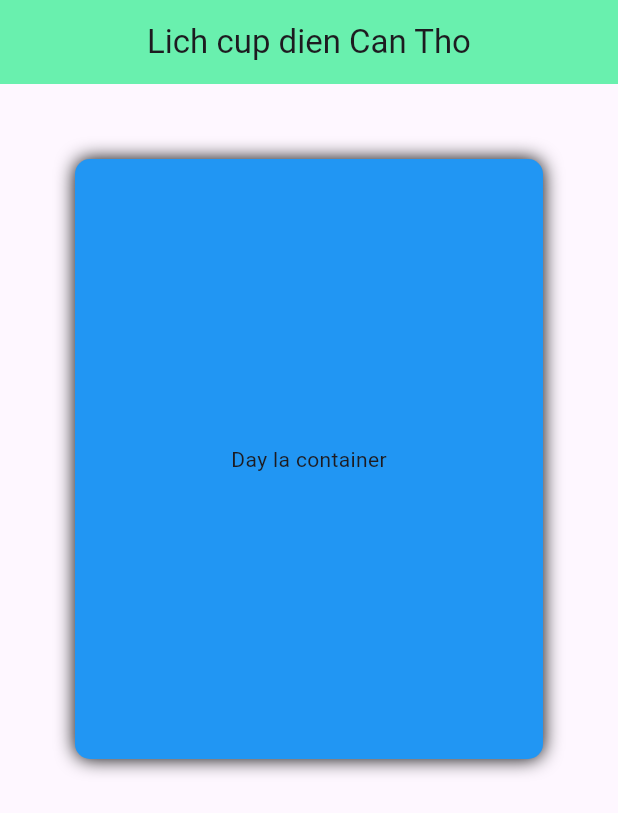
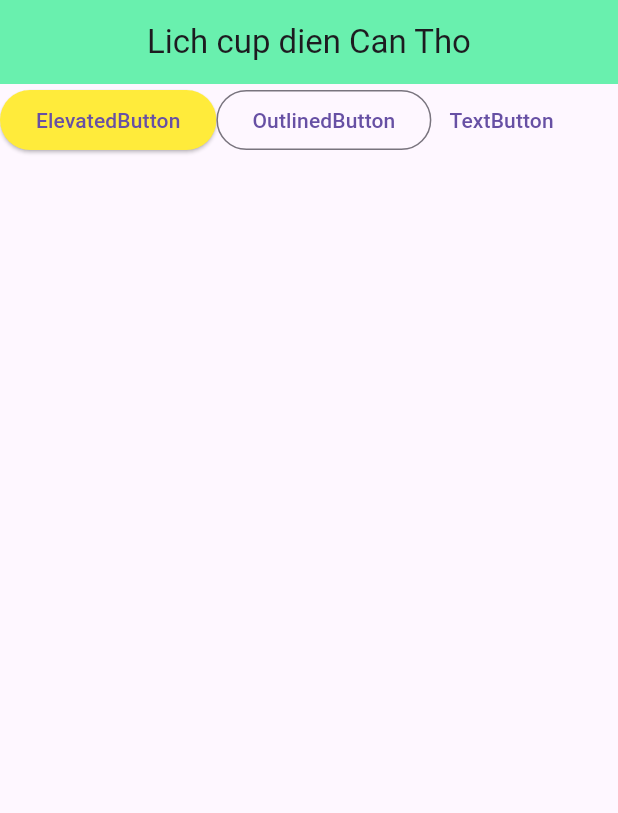
Before and after one commit to tuanduy35399/Learn_Flutter, a Flutter app: the screen it shows after launch, on a phone screen of 412 x 824 dp. Shown: the top 813 px of the screen. Run offline on Flutter 3.47's test engine with Material 3 defaults, Android fonts, the light colour scheme and no system bars; our stand-ins replace device_preview.

Commit message:
completed: chap2

```diff
--- a/recipes/lib/main.dart
+++ b/recipes/lib/main.dart
@@ -41,6 +41,7 @@ class RecipesApp extends StatelessWidget {
         colorScheme: ColorScheme.fromSeed(seedColor: Colors.greenAccent),
       ),
       home: const MyHomePage(title: 'Recipe Calculator'),
+      debugShowCheckedModeBanner: false,
     );
   }
 }
--- a/recipes/lib/recipe.dart
+++ b/recipes/lib/recipe.dart
@@ -1,20 +1,56 @@
 class Recipe {
+  int servings;
+  List<Ingredient> ingredients;
   String label; String imageUrl;
   // TODO: Add servings and ingredients here
-  Recipe( this.label, this.imageUrl, );
+  Recipe(this.label, this.imageUrl, this.servings, this.ingredients,);
   // TODO: Add List<Recipe> here
   static List<Recipe> samples = [
-    Recipe( 'Spaghetti and Meatballs', 'assets/2126711929_ef763de2b3_w.png', ),
-  Recipe( 'Tomato Soup', 'assets/27729023535_a57606c1be.png', ),
-  Recipe( 'Grilled Cheese', 'assets/3187380632_5056654a19_b.png', ),
-  Recipe( 'Chocolate Chip Cookies', 'assets/15992102771_b92f4cc00a_b.png', ),
+    Recipe( 'Spaghetti and Meatballs', 'assets/2126711929_ef763de2b3_w.png',4,
+      [
+        Ingredient(1.0, 'box', 'Spaghetti'),
+        Ingredient(4.0, '', 'Frozen Meatballs'),
+        Ingredient(0.5, 'jar', 'sauce'),
+      ], ),
+  Recipe( 'Tomato Soup', 'assets/27729023535_a57606c1be.png',2,
+    [
+      Ingredient(1.0, 'can', 'Tomato Soup'),
+    ], ),
+  Recipe( 'Grilled Cheese', 'assets/3187380632_5056654a19_b.png', 1,
+    [
+      Ingredient(2.0, 'slices', 'Cheese'),
+      Ingredient(2.0, 'slices', 'Bread'),
+    ],),
+  Recipe( 'Chocolate Chip Cookies', 'assets/15992102771_b92f4cc00a_b.png', 24,
+    [
+      Ingredient(4.0, 'cups', 'flour'),
+      Ingredient(2.0, 'cups', 'sugar'),
+      Ingredient(0.5, 'cups', 'chocolate chips'),
+    ],),
     Recipe(
       'Taco Salad',
-      'assets/8533381643_a31a99e8a6_c.png',
+      'assets/8533381643_a31a99e8a6_c.png', 1,
+      [
+        Ingredient(4.0, 'oz', 'nachos'),
+        Ingredient(3.0, 'oz', 'taco meat'),
+        Ingredient(0.5, 'cup', 'cheese'),
+        Ingredient(0.25, 'cup', 'chopped tomatoes'),
+      ],
     ),
     Recipe(
       'Hawaiian Pizza',
-      'assets/15452035777_294cefced5_c.png',
+      'assets/15452035777_294cefced5_c.png', 4,
+      [
+        Ingredient(1.0, 'item', 'pizza'),
+        Ingredient(1.0, 'cup', 'pineapple'),
+        Ingredient(8.0, 'oz', 'ham'),
+      ],
     ),
   ];
 }
+class Ingredient {
+  double quantity;
+  String measure;
+  String name;
+  Ingredient(this.quantity, this.measure, this.name);
+}
--- a/recipes/lib/recipe_detail.dart
+++ b/recipes/lib/recipe_detail.dart
@@ -16,6 +16,8 @@ class RecipeDetail extends StatefulWidget {
 
 class _RecipeDetailState extends State<RecipeDetail> {
   // TODO: Add _sliderVal here
+  int _sliderVal = 1; //_ nghĩa là private trong file Dart
+  //không bat buoc dat ten nay, co the doi ten khac
   @override
   Widget build(BuildContext context) {
     // 1
@@ -37,7 +39,40 @@ class _RecipeDetailState extends State<RecipeDetail> {
             // 6
             Text(widget.recipe.label, style: const TextStyle(fontSize: 18)),
             // TODO: Add Expanded
+            // 7
+            Expanded(
+// 8
+              child: ListView.builder(
+                padding: const EdgeInsets.all(7.0),
+                itemCount: widget.recipe.ingredients.length,
+                itemBuilder: (BuildContext context, int index) {
+                  final ingredient = widget.recipe.ingredients[index];
+// 9
+                  return Text(
+                      '${ingredient.quantity * _sliderVal} ${ingredient.measure} ${ingredient.name}');
+                  },
+              ),
+            ),
             // TODO: Add Slider() here
+            Slider(
+// 10
+              min: 1,
+              max: 10,
+              divisions: 10,
+// 11
+              label: '${_sliderVal * widget.recipe.servings} servings',
+// 12
+              value: _sliderVal.toDouble(),
+// 13
+              onChanged: (newValue) {
+                setState(() {
+                  _sliderVal = newValue.round(); //round là làm tròn
+                });
+              },
+// 14
+              activeColor: Colors.green,
+              inactiveColor: Colors.black,
+            ),
           ],
         ),
       ),
--- a/todolist/lib/main.dart
+++ b/todolist/lib/main.dart
@@ -13,13 +13,43 @@ void main() {
             title: Text("Lich cup dien Can Tho"),
             centerTitle: true,
           ),
-          body: const MyApp6(),
+          body: const MyApp7(),
         ),
       ),
       debugShowCheckedModeBanner: false,
     ),
   );
 }
+
+class MyApp7 extends StatelessWidget {
+  const MyApp7({super.key});
+
+  @override
+  Widget build(BuildContext context) {
+    return Row(
+
+      children: [
+        ElevatedButton(onPressed: (){
+          print("ElevatedButton was pressed");
+        }, style: ElevatedButton.styleFrom(
+          backgroundColor: Colors.yellow,
+          iconSize: 10,
+
+        ),
+    child: Text("ElevatedButton")),
+        OutlinedButton(onPressed: (){
+          print("OutlinedButton was pressed");
+        }, child: Text("OutlinedButton")),
+        TextButton(onPressed: (){
+          print("TextButton was pressed");
+        }, child: Text("TextButton")),
+      ],
+    );
+  }
+}
+
+
+
 
 class MyApp6 extends StatelessWidget {
   const MyApp6({super.key});
```
